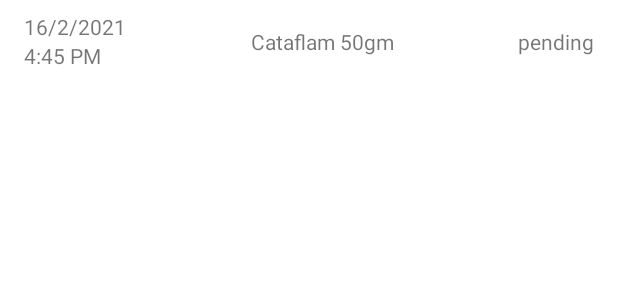
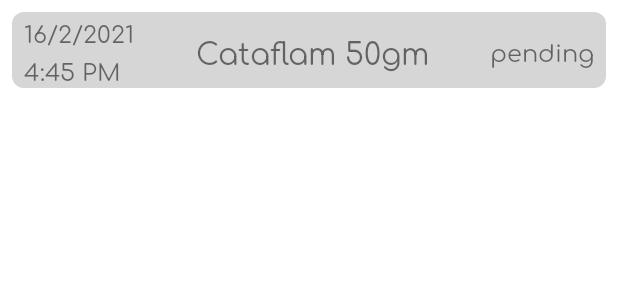
Before and after one commit to AmrMekhemar/PharmacyDialler, an Android app: the layout orders_item.xml on its own in the app's theme, with its tools: preview values and no code run, on a phone screen of 412 x 824 dp. Shown: the top 300 px of the screen. Run offline under Robolectric (Android 15) with nearby library versions, the phone set to English and light mode, and no system bars.

Commit message:
restyled orders item layout

```diff
--- a/app/src/main/AndroidManifest.xml
+++ b/app/src/main/AndroidManifest.xml
@@ -53,7 +53,7 @@
         <activity
             android:name="mostafa.projects.location_picker.activities.LocationActivity"
             android:theme="@style/Theme.MaterialComponents.Light.NoActionBar"
-            android:windowSoftInputMode="adjustPan"></activity>
+            android:windowSoftInputMode="adjustPan" />
         <provider
             android:name="androidx.core.content.FileProvider"
             android:authorities="${applicationId}.com.vansuita.pickimage.provider"
--- a/app/src/main/java/com/team/myapplication/Application.kt
+++ b/app/src/main/java/com/team/myapplication/Application.kt
@@ -10,7 +10,7 @@ import java.util.logging.Level
 
 class Application : Application() {
     companion object {
-        val BASE_URL = "http://192.168.1.9:3000/"
+        val BASE_URL = "http://192.168.1.6:3000/"
     }
     override fun onCreate() {
         super.onCreate()
--- a/app/src/main/java/com/team/myapplication/order/OrderFragment.kt
+++ b/app/src/main/java/com/team/myapplication/order/OrderFragment.kt
@@ -139,6 +139,7 @@ class OrderFragment : Fragment() {
                 val bitmap = convertToBitmap(selectedPhotoUri)
                 photo = bitmap?.let { getBase64String(it) }
                 adImageView.setImageBitmap(bitmap)
+
             }
 
         }
--- a/app/src/main/res/drawable/profile_icon.xml
+++ b/app/src/main/res/drawable/profile_icon.xml
@@ -1,7 +1,7 @@
 <?xml version="1.0" encoding="utf-8"?>
 <vector xmlns:android="http://schemas.android.com/apk/res/android"
-    android:height="24dp"
-    android:width="24dp"
+    android:height="48dp"
+    android:width="48dp"
     android:viewportWidth="24"
     android:viewportHeight="24">
     <path android:fillColor="#000" android:pathData="M12,4A4,4 0 0,1 16,8A4,4 0 0,1 12,12A4,4 0 0,1 8,8A4,4 0 0,1 12,4M12,14C16.42,14 20,15.79 20,18V20H4V18C4,15.79 7.58,14 12,14Z" />
--- a/app/src/main/res/layout/orders_item.xml
+++ b/app/src/main/res/layout/orders_item.xml
@@ -4,6 +4,7 @@
     xmlns:tools="http://schemas.android.com/tools"
     android:layout_width="match_parent"
     android:layout_height="wrap_content"
+    android:backgroundTint="@color/blue_300"
     android:layout_marginStart="@dimen/margin_small"
     android:layout_marginTop="@dimen/margin_small"
     android:layout_marginEnd="@dimen/margin_small"
@@ -18,7 +19,9 @@
             android:layout_width="wrap_content"
             android:layout_height="wrap_content"
             android:layout_marginStart="8dp"
+            android:fontFamily="@font/comfortaa"
             android:text="16/2/2021"
+            android:textSize="16sp"
             app:layout_constraintStart_toStartOf="parent"
             app:layout_constraintTop_toTopOf="parent" />
 
@@ -27,7 +30,9 @@
             android:layout_width="wrap_content"
             android:layout_height="wrap_content"
             android:layout_marginStart="8dp"
+            android:fontFamily="@font/comfortaa"
             android:text="4:45 PM"
+            android:textSize="16sp"
             app:layout_constraintStart_toStartOf="parent"
             app:layout_constraintTop_toBottomOf="@+id/date_tv" />
 
@@ -35,7 +40,9 @@
             android:id="@+id/medicine_tv"
             android:layout_width="wrap_content"
             android:layout_height="wrap_content"
+            android:fontFamily="@font/comfortaa"
             android:text="Cataflam 50gm"
+            android:textSize="20sp"
             app:layout_constraintBottom_toBottomOf="parent"
             app:layout_constraintEnd_toStartOf="@+id/order_status_tv"
             app:layout_constraintStart_toEndOf="@+id/date_tv"
@@ -46,7 +53,9 @@
             android:layout_width="wrap_content"
             android:layout_height="wrap_content"
             android:layout_marginEnd="8dp"
+            android:fontFamily="@font/comfortaa"
             android:text="pending"
+            android:textSize="16sp"
             app:layout_constraintBottom_toBottomOf="parent"
             app:layout_constraintEnd_toEndOf="parent"
             app:layout_constraintTop_toTopOf="parent" />
```
